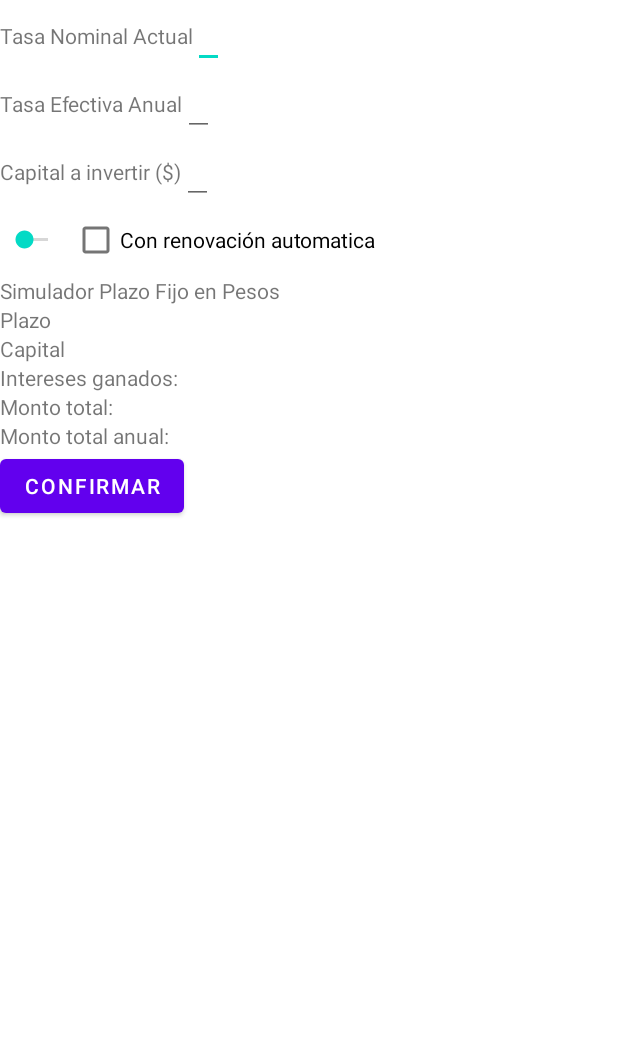
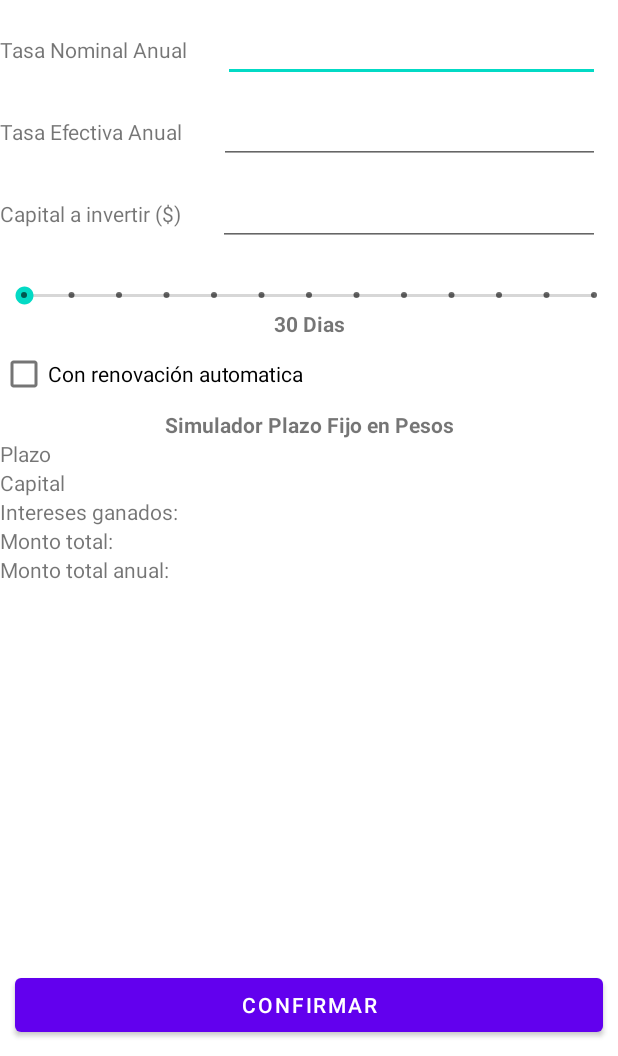
Before and after one commit to German-Vanni/BancoUTN, an Android app: the SimularPlazoFijo screen opened directly, with no data from a screen before it, on a phone screen of 412 x 824 dp, the part 180-1236 px from its top. Run offline under Robolectric (Android 15) with nearby library versions, the phone set to English and light mode, and no system bars.

Commit message:
Ajuste de pantalla de simulador y sus validaciones de logica

```diff
--- a/app/src/main/java/com/example/banco_utn_gts/MainActivity.java
+++ b/app/src/main/java/com/example/banco_utn_gts/MainActivity.java
@@ -2,6 +2,7 @@ package com.example.banco_utn_gts;
 
 import androidx.appcompat.app.AppCompatActivity;
 
+import android.content.Intent;
 import android.os.Bundle;
 import android.view.View;
 import android.widget.ArrayAdapter;
@@ -30,7 +31,8 @@ public class MainActivity extends AppCompatActivity {
         binding.simularButton.setOnClickListener(new View.OnClickListener() {
             @Override
             public void onClick(View view) {
-
+                Intent intent = new Intent(MainActivity.this, SimularPlazoFijo.class);
+                startActivity(intent);
             }
         });
     }
--- a/app/src/main/java/com/example/banco_utn_gts/SimularPlazoFijo.java
+++ b/app/src/main/java/com/example/banco_utn_gts/SimularPlazoFijo.java
@@ -3,12 +3,78 @@ package com.example.banco_utn_gts;
 import androidx.appcompat.app.AppCompatActivity;
 
 import android.os.Bundle;
+import android.text.Editable;
+import android.text.TextWatcher;
+
+import com.example.banco_utn_gts.databinding.ActivitySimularPlazoFijoBinding;
 
 public class SimularPlazoFijo extends AppCompatActivity {
+    ActivitySimularPlazoFijoBinding binding;
+    private double tasaNomAnual = -1;
+    private double tasaEfecAnual = -1;
+    private double capitalInvertir  = -1;
 
     @Override
     protected void onCreate(Bundle savedInstanceState) {
         super.onCreate(savedInstanceState);
-        setContentView(R.layout.activity_simular_plazo_fijo);
+        binding = ActivitySimularPlazoFijoBinding.inflate(getLayoutInflater());
+        setContentView(binding.getRoot());;
+
+        binding.tasaNominalAnualEditText.addTextChangedListener(new TextWatcher() {
+            @Override
+            public void beforeTextChanged(CharSequence charSequence, int i, int i1, int i2) {
+
+            }
+
+            @Override
+            public void onTextChanged(CharSequence charSequence, int i, int i1, int i2) {
+                if(CheckValidValuesOnInput()){
+                    binding.confirmarButton.setEnabled(true);
+                }
+                else{
+                    binding.confirmarButton.setSelected(false);
+                    binding.confirmarButton.setEnabled(false);
+                }
+            }
+
+            @Override
+            public void afterTextChanged(Editable editable) {
+
+            }
+        });
     }
+
+    protected Boolean CheckValidValuesOnInput(){
+        try {
+            tasaNomAnual = Double.parseDouble(binding.tasaNominalAnualEditText.getText().toString());
+
+        }catch (Exception e){
+            tasaNomAnual = -1;
+            return false;
+        }
+        try {
+            tasaEfecAnual = Double.parseDouble(binding.tasaEfectivaAnualEditText.getText().toString());
+        }catch (Exception e){
+            tasaEfecAnual = -1;
+            return false;
+        }
+        try {
+            capitalInvertir = Double.parseDouble(binding.capitalInvertirEditText.getText().toString());
+        }catch (Exception e){
+            capitalInvertir = -1;
+            return false;
+        }
+
+
+        if(tasaNomAnual <= 0 || tasaEfecAnual<= 0 || capitalInvertir <= 0){
+            tasaNomAnual = -1;
+            tasaEfecAnual = -1;
+            capitalInvertir = -1;
+            return false;
+        }
+
+        return true;
+    }
+
+
 }
--- a/app/src/main/res/layout/activity_simular_plazo_fijo.xml
+++ b/app/src/main/res/layout/activity_simular_plazo_fijo.xml
@@ -1,4 +1,5 @@
 <?xml version="1.0" encoding="utf-8"?>
+
 <LinearLayout xmlns:android="http://schemas.android.com/apk/res/android"
     xmlns:app="http://schemas.android.com/apk/res-auto"
     xmlns:tools="http://schemas.android.com/tools"
@@ -6,65 +7,104 @@
     android:layout_height="match_parent"
     android:orientation="vertical"
     tools:context=".SimularPlazoFijo">
+
     <LinearLayout
         android:layout_width="match_parent"
-        android:layout_height="wrap_content" >
+        android:layout_height="wrap_content"
+        android:layout_weight="1">
+
         <ImageView
             android:layout_width="64sp"
             android:layout_height="64sp"
-            android:src="@drawable/utn_logo" >
-        </ImageView>
+            android:src="@drawable/utn_logo"></ImageView>
+
         <TextView
             android:layout_width="wrap_content"
             android:layout_height="wrap_content"
-            android:textSize="20sp"
-            android:text="Banco UTN Santa Fe" />
+            android:text="Banco UTN Santa Fe"
+            android:textSize="20sp" />
 
     </LinearLayout>
 
     <LinearLayout
-        android:layout_width="wrap_content"
-        android:layout_height="wrap_content" >
+        android:layout_width="match_parent"
+        android:layout_height="wrap_content"
+        android:layout_weight="1"
+        >
+
         <TextView
             android:layout_width="wrap_content"
             android:layout_height="wrap_content"
-            android:text="Tasa Nominal Actual" />
+            android:text="Tasa Nominal Anual" />
+
         <EditText
-            android:layout_width="wrap_content"
-            android:layout_height="wrap_content" />
+            android:layout_width="match_parent"
+            android:layout_height="wrap_content"
+            android:layout_marginLeft="24dp"
+            android:layout_marginRight="12dp"
+            android:id="@+id/tasa_nominal_anual_editText"
+            android:inputType="numberDecimal"/>
     </LinearLayout>
 
     <LinearLayout
-        android:layout_width="wrap_content"
-        android:layout_height="wrap_content" >
+        android:layout_width="match_parent"
+        android:layout_height="wrap_content"
+        android:layout_weight="1">
+
         <TextView
             android:layout_width="wrap_content"
             android:layout_height="wrap_content"
             android:text="Tasa Efectiva Anual" />
+
         <EditText
-            android:layout_width="wrap_content"
-            android:layout_height="wrap_content" />
+            android:layout_width="match_parent"
+            android:layout_height="wrap_content"
+            android:layout_marginLeft="24dp"
+            android:layout_marginRight="12dp"
+            android:id="@+id/tasa_efectiva_anual_editText"
+            android:inputType="numberDecimal"/>
     </LinearLayout>
+
     <LinearLayout
-        android:layout_width="wrap_content"
-        android:layout_height="wrap_content" >
+        android:layout_width="match_parent"
+        android:layout_height="wrap_content"
+        android:layout_marginBottom="24dp">
+
         <TextView
             android:layout_width="wrap_content"
             android:layout_height="wrap_content"
             android:text="Capital a invertir ($)" />
+
         <EditText
-            android:layout_width="wrap_content"
-            android:layout_height="wrap_content" />
+            android:layout_width="match_parent"
+            android:layout_height="wrap_content"
+            android:layout_marginLeft="24dp"
+            android:layout_marginRight="12dp"
+            android:id="@+id/capital_invertir_editText"
+            android:inputType="numberDecimal"/>
     </LinearLayout>
 
     <LinearLayout
-        android:layout_width="wrap_content"
-        android:layout_height="wrap_content" >
-       <SeekBar
-           android:layout_width="match_parent"
-           android:layout_height="match_parent">
+        android:layout_width="match_parent"
+        android:layout_height="wrap_content"
+        android:orientation="vertical">
 
-       </SeekBar>
+        <SeekBar
+            android:id="@+id/plazo_seekBar"
+            android:layout_width="match_parent"
+            android:layout_height="match_parent"
+            style="@style/Widget.AppCompat.SeekBar.Discrete"
+            android:progress="1"
+            android:min="1"
+            android:max="12">
+
+        </SeekBar>
+        <TextView
+            android:layout_width="match_parent"
+            android:layout_height="wrap_content"
+            android:text="30 Dias"
+            android:textAlignment="center"
+            android:textStyle="bold" />
         <CheckBox
             android:layout_width="match_parent"
             android:layout_height="match_parent"
@@ -73,44 +113,104 @@
         </CheckBox>
 
     </LinearLayout>
+
     <LinearLayout
-        android:layout_width="wrap_content"
-        android:layout_height="wrap_content" >
+        android:layout_width="match_parent"
+        android:layout_height="wrap_content"
+        android:layout_weight="1"
+        android:orientation="vertical">
+
         <TextView
-            android:layout_width="wrap_content"
+            android:layout_width="match_parent"
             android:layout_height="wrap_content"
-            android:text="Simulador Plazo Fijo en Pesos" />
+            android:text="Simulador Plazo Fijo en Pesos"
+            android:textAlignment="center"
+            android:textStyle="bold" />
+
+
+        <LinearLayout
+            android:layout_width="match_parent"
+            android:layout_height="wrap_content"
+            android:orientation="horizontal"
+            android:id="@+id/resultado_plazo_linearlayout">
+
+            <TextView
+                android:id="@+id/plazo_textview"
+                android:layout_width="wrap_content"
+                android:layout_height="wrap_content"
+                android:text="Plazo" />
+
+        </LinearLayout>
+
+        <LinearLayout
+            android:layout_width="match_parent"
+            android:layout_height="wrap_content"
+            android:orientation="horizontal"
+            android:id="@+id/resultado_capital_linearlayout">
+            <TextView
+                android:id="@+id/capital_textview"
+                android:layout_width="wrap_content"
+                android:layout_height="wrap_content"
+                android:text="Capital" />
+
+        </LinearLayout>
+
+        <LinearLayout
+            android:layout_width="match_parent"
+            android:layout_height="wrap_content"
+            android:orientation="horizontal"
+            android:id="@+id/resultado_intereses_ganados_linearlayout">
+
+            <TextView
+                android:id="@+id/intereses_ganados_textview"
+                android:layout_width="wrap_content"
+                android:layout_height="wrap_content"
+                android:text="Intereses ganados:" />
+
+        </LinearLayout>
+
+        <LinearLayout
+            android:layout_width="match_parent"
+            android:layout_height="wrap_content"
+            android:orientation="horizontal"
+            android:id="@+id/resultado_monto_total_linearlayout">
+
+            <TextView
+                android:id="@+id/monto_total_textview"
+                android:layout_width="wrap_content"
+                android:layout_height="wrap_content"
+                android:text="Monto total:" />
+
+        </LinearLayout>
+
+        <LinearLayout
+            android:layout_width="match_parent"
+            android:layout_height="wrap_content"
+            android:orientation="horizontal"
+            android:id="@+id/resultado_monto_total_anual_linearlayout">
+
+            <TextView
+                android:id="@+id/monto_total_anual_textview"
+                android:layout_width="wrap_content"
+                android:layout_height="wrap_content"
+                android:text="Monto total anual:" />
+        </LinearLayout>
+
+
     </LinearLayout>
 
 
-        <TextView
-            android:layout_width="wrap_content"
-            android:layout_height="wrap_content"
-            android:text="Plazo"
-            android:id="@+id/plazo_textview"/>
-        <TextView
-            android:layout_width="wrap_content"
-            android:layout_height="wrap_content"
-            android:text="Capital"
-            android:id="@+id/capital_textview"/>
-        <TextView
-            android:layout_width="wrap_content"
-            android:layout_height="wrap_content"
-            android:text="Intereses ganados:"
-            android:id="@+id/intereses_ganados_textview"/>
-        <TextView
-            android:layout_width="wrap_content"
-            android:layout_height="wrap_content"
-            android:text="Monto total:"
-            android:id="@+id/monto_total_textview"/>
-        <TextView
-            android:layout_width="wrap_content"
-            android:layout_height="wrap_content"
-            android:text="Monto total anual:"
-            android:id="@+id/monto_total_anual_textview"/>
+    <Space
+        android:layout_width="match_parent"
+        android:layout_height="wrap_content"
+        android:layout_weight="25"></Space>
+
     <Button
-        android:layout_width="wrap_content"
+        android:id="@+id/confirmar_button"
+        android:layout_width="match_parent"
         android:layout_height="wrap_content"
+        android:layout_marginHorizontal="10dp"
+        android:layout_marginBottom="10dp"
         android:text="CONFIRMAR">
 
     </Button>
--- /dev/null
+++ b/app/src/main/res/menu/menu.xml
@@ -0,0 +1,7 @@
+<?xml version="1.0" encoding="utf-8"?>
+<menu xmlns:android="http://schemas.android.com/apk/res/android">
+<!--    <item android:id="@+id/action_settings"-->
+<!--        android:title="a"-->
+<!--        android:orderInCategory="100"-->
+<!--        android:showAsAction="never" />-->
+</menu>
```
Also changed, not shown: app/src/main/AndroidManifest.xml (+6 -1 lines).
